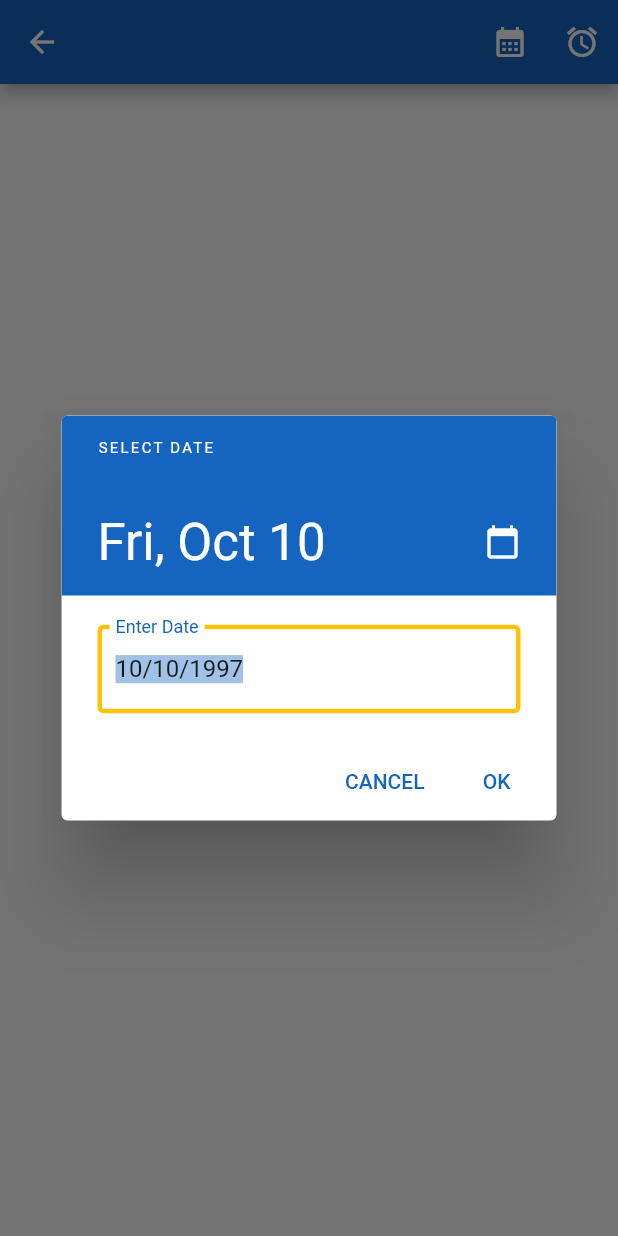
After one commit to ArturoDLG/notas_flutter, a Flutter app: the DialogCalendarPage screen opened by its route, after a tap on the "calendar month" icon, on a phone screen of 412 x 824 dp. The commit adds this screen. Run offline on Flutter 3.47's test engine with Material 2 defaults, Android fonts, the phone set to English and light mode, and no system bars; our stand-ins replace cached_network_image, device_preview, faker, flutter_svg, timeago.

Commit message:
Seccion 8:     - Agregamos las lecciones del widget CupertinoDatePicker y Date y Time Picker usando dialogos, para terminar la seccion
Seccion 2:
    - Correcion en el README

```diff
--- a/seccion_8/lib/pages/app_routes.dart
+++ b/seccion_8/lib/pages/app_routes.dart
@@ -1,6 +1,8 @@
 import 'package:flutter/material.dart';
 import 'package:seccion_8/pages/calendar_page.dart';
 import 'package:seccion_8/pages/check_box_page.dart';
+import 'package:seccion_8/pages/cupertino_calendar_page.dart';
+import 'package:seccion_8/pages/dialog_calendar_page.dart';
 import 'package:seccion_8/pages/keyboard_types.dart';
 import 'package:seccion_8/pages/radio_page.dart';
 import 'package:seccion_8/pages/slider_page.dart';
@@ -17,5 +19,7 @@ Map<String, Widget Function(BuildContext)> get appRoutes {
     Routes.switchWidget: (_) => const SwitchPage(),
     Routes.slider: (_) => const SliderPage(),
     Routes.calendar: (_) => const CalendarPage(),
+    Routes.cupertinoCalendar: (_) => const CupertinoCalendarPage(),
+    Routes.pickerDialog: (_) => const DialogCalendarPage(),
   };
 }
--- /dev/null
+++ b/seccion_8/lib/pages/cupertino_calendar_page.dart
@@ -0,0 +1,70 @@
+//Seccion 8: 188. El widget CalendarDatePicker
+//ArturoDLG
+import 'package:flutter/cupertino.dart';
+import 'package:flutter/material.dart';
+
+/*
+CupertinoCalendarPicker, es un widget de calendario con el estilo cupertino, el
+cual nos deja seleccionar fechas y/u horas.
+
+Sun funcionamiento es muy similar a CalendarDatePicker, teniendo parametros como
+minimunDate y maximunDate que nos permiten seleccionar un rango de fechas/horas,
+asi como la fecha/hora inicial donde se posiciona el widget con initialDate.
+Tambien cuenta con un callback onDateTimeChanged que le permite capturar los
+cambios de fecha/hora del widget. Adicionalmente cuenta con un parametro mode
+que permite seleccionar el modo de vista del widget a traves de un enum
+CupertinoDatePickerMode.
+*/
+
+class CupertinoCalendarPage extends StatefulWidget {
+  const CupertinoCalendarPage({super.key});
+
+  @override
+  State<CupertinoCalendarPage> createState() => _CupertinoCalendarPageState();
+}
+
+class _CupertinoCalendarPageState extends State<CupertinoCalendarPage> {
+  late DateTime _date;
+
+  @override
+  void initState() {
+    _date = DateTime(2023);
+    super.initState();
+  }
+
+  @override
+  Widget build(BuildContext context) {
+    return Scaffold(
+      appBar: AppBar(
+        actions: [
+          IconButton(
+            onPressed: () {
+              Navigator.pop(context);
+            },
+            icon: const Icon(Icons.save),
+          ),
+        ],
+      ),
+      body: SafeArea(
+        child: Column(
+          children: [
+            SizedBox(
+              height: 200,
+              child: CupertinoDatePicker(
+                mode: CupertinoDatePickerMode.date,
+                initialDateTime: _date,
+                minimumDate: DateTime(2000),
+                maximumDate: DateTime.now(),
+                onDateTimeChanged: (date) {
+                  setState(() {
+                    _date = date;
+                  });
+                },
+              ),
+            ),
+          ],
+        ),
+      ),
+    );
+  }
+}
--- /dev/null
+++ b/seccion_8/lib/pages/dialog_calendar_page.dart
@@ -0,0 +1,112 @@
+//Seccion 8: 189. Date y Time pickers mediante dialogos
+//ArturoDLG
+import 'package:flutter/material.dart';
+
+/*
+Podemos mostrar un CalendarPicker y un TimerPicker (un selector que permite
+seleccionar una hora y minuto del dia) a traves de Dialogos, con las funciones
+showDatePicker y showTimePicker, que generan un Dialog como los vistos en la
+seccion 7.
+
+Estos dialogos funcionan de manera similar a el widget CalendarDatePicker en
+cuanto a los parametros (fecha inicial, minima, maxima y callback de cambio
+de fecha) con la diferencia que usan diferentes tipos de datos (showDatePicker
+usa DateTime y showTimePicker usa TimeOfDay). De igual manera ambos Dialogs
+cuentan con parametors de personalizacion como el modo de input, o modificar los
+textos de las diferentes etiquetas.
+*/
+
+class DialogCalendarPage extends StatefulWidget {
+  const DialogCalendarPage({super.key});
+
+  @override
+  State<DialogCalendarPage> createState() => _DialogCalendarPageState();
+}
+
+class _DialogCalendarPageState extends State<DialogCalendarPage> {
+  late DateTime _date;
+  late TimeOfDay _time;
+
+  @override
+  void initState() {
+    _date = DateTime(1997, 10, 10);
+    _time = TimeOfDay.now();
+    super.initState();
+  }
+
+  Future<void> _selectDay() async {
+    final date = await showDatePicker(
+      context: context,
+      builder: (context, child) => WillPopScope(
+        child: child!,
+        onWillPop: () async => false,
+      ),
+      initialDate: _date,
+      firstDate: DateTime(1900),
+      lastDate: DateTime.now(),
+      initialEntryMode: DatePickerEntryMode.input,
+    );
+    setState(() {
+      _date = date ?? _date;
+    });
+  }
+
+  Future<void> _selectTime() async {
+    final time = await showTimePicker(
+      context: context,
+      builder: (_, child) {
+        return WillPopScope(
+          child: child!,
+          onWillPop: () async => false,
+        );
+      },
+      initialTime: TimeOfDay.now(),
+      initialEntryMode: TimePickerEntryMode.input,
+      cancelText: "Cancelar",
+      confirmText: "Aceptar",
+      hourLabelText: "Horas",
+      minuteLabelText: "Minutos",
+    );
+    setState(() {
+      _time = time ?? _time;
+    });
+  }
+
+  @override
+  Widget build(BuildContext context) {
+    return Scaffold(
+      appBar: AppBar(
+        actions: [
+          IconButton(
+            onPressed: _selectDay,
+            icon: const Icon(Icons.calendar_month),
+          ),
+          IconButton(
+            onPressed: _selectTime,
+            icon: const Icon(Icons.alarm),
+          )
+        ],
+      ),
+      body: Center(
+        child: Column(
+          mainAxisAlignment: MainAxisAlignment.center,
+          children: [
+            Text(
+              '🗓️ $_date',
+              style: const TextStyle(
+                fontSize: 20,
+              ),
+            ),
+            const SizedBox(height: 75),
+            Text(
+              '⌚ ${_time.hour} : ${_time.minute}',
+              style: const TextStyle(
+                fontSize: 20,
+              ),
+            ),
+          ],
+        ),
+      ),
+    );
+  }
+}
--- a/seccion_8/lib/routes.dart
+++ b/seccion_8/lib/routes.dart
@@ -8,4 +8,6 @@ class Routes {
   static const switchWidget = '/switch';
   static const slider = '/slider';
   static const calendar = '/calendar';
+  static const cupertinoCalendar = '/cupertino-calendar';
+  static const pickerDialog = '/picker-dialog';
 }
```
Also changed, not shown: 2 other files.
